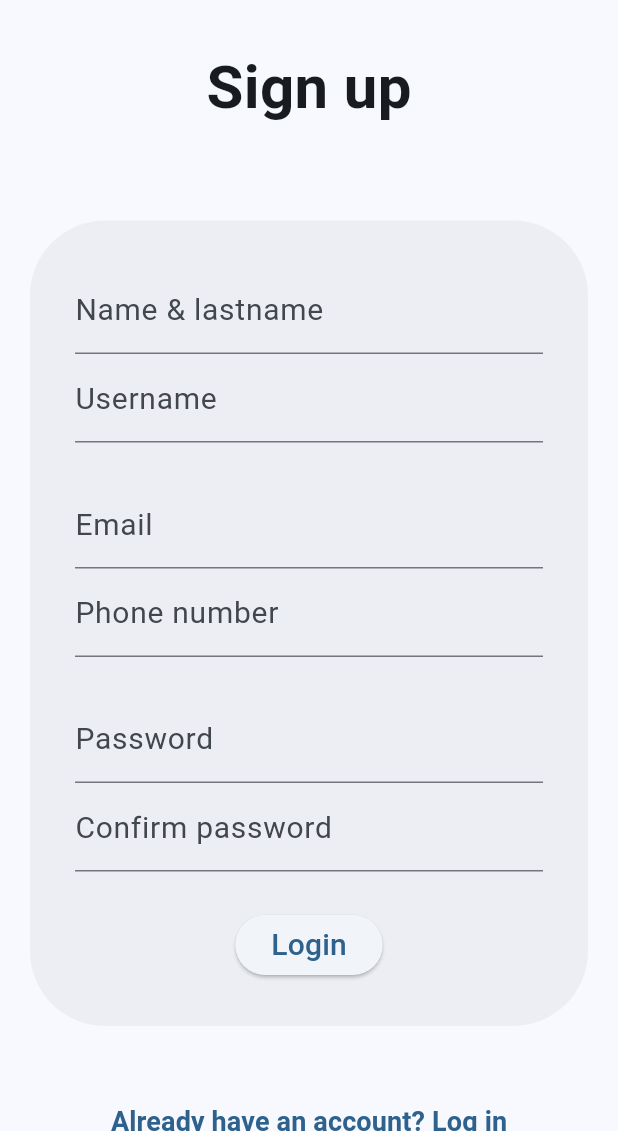
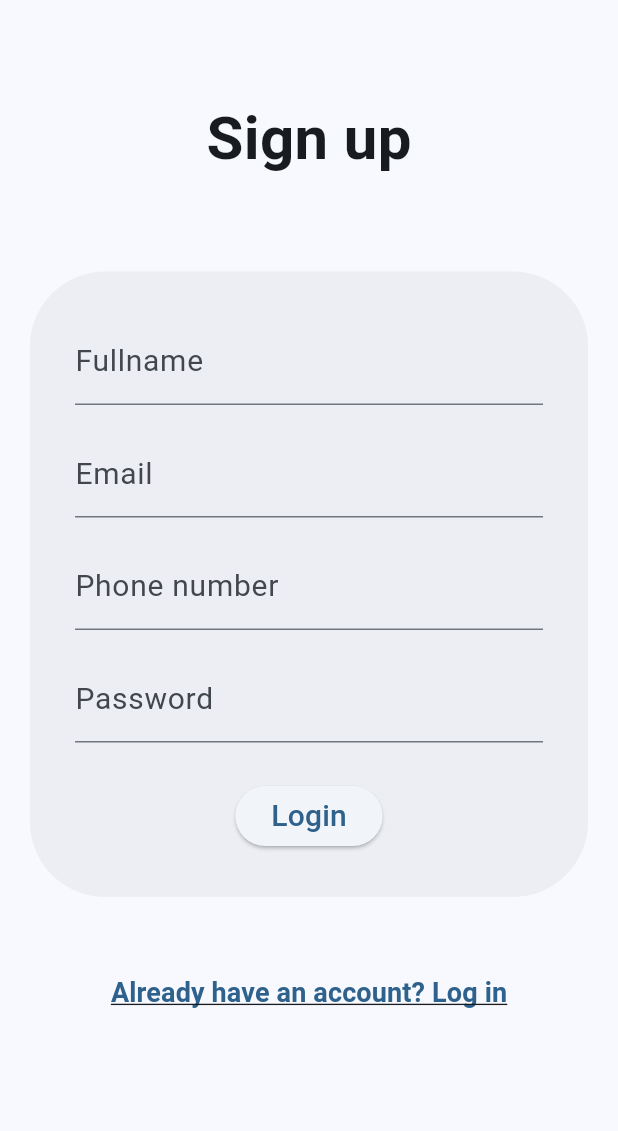
Before and after one commit to findflow-app/flutter_mobile_app, a Flutter app: the SignupScreen screen opened directly, on a phone screen of 412 x 824 dp, the part 105-1236 px from its top. Run offline on Flutter 3.47's test engine with Material 3 defaults, Android fonts, the light colour scheme and no system bars; our stand-ins replace dio, flutter_blue_plus, flutter_riverpod, flutter_secure_storage, freezed_annotation, permission_handler; missing offline and left inert: flutter_foreground_task; accounts and stored records are empty.

Commit message:
:sparkles: Makes login forms even better

```diff
--- /dev/null
+++ b/lib/components/fullscreen_view.dart
@@ -0,0 +1,18 @@
+import 'package:flutter/material.dart';
+
+class FullscreenView extends StatelessWidget {
+  final Widget child;
+  const FullscreenView({super.key, required this.child});
+
+  @override
+  Widget build(BuildContext context) {
+    return CustomScrollView(
+      slivers: [
+        SliverFillRemaining(
+          hasScrollBody: false,
+          child: child,
+        ),
+      ],
+    );
+  }
+}
--- a/lib/login_page/sign_up_page.dart
+++ b/lib/login_page/sign_up_page.dart
@@ -1,8 +1,42 @@
+import 'package:findflow_mobile/components/fullscreen_view.dart';
+import 'package:findflow_mobile/login_page/login_page.dart';
+import 'package:findflow_mobile/providers.dart';
+import 'package:findflow_mobile/services/user_service.dart';
 import 'package:findflow_mobile/themes/theme_manager.dart';
 import 'package:flutter/material.dart';
+import 'package:flutter_riverpod/flutter_riverpod.dart';
 
-class SignupScreen extends StatelessWidget {
+class SignupScreen extends ConsumerStatefulWidget {
   const SignupScreen({Key? key}) : super(key: key);
+
+  @override
+  ConsumerState<SignupScreen> createState() => _SignupScreenState();
+}
+
+class _SignupScreenState extends ConsumerState<SignupScreen> {
+  TextEditingController _fullnameController = TextEditingController();
+  TextEditingController _emailController = TextEditingController();
+  TextEditingController _phoneNumberController = TextEditingController();
+  TextEditingController _passwordController = TextEditingController();
+
+  @override
+  void dispose() {
+    _fullnameController.dispose();
+    _emailController.dispose();
+    _phoneNumberController.dispose();
+    _passwordController.dispose();
+
+    super.dispose();
+  }
+
+  void handleSignup() {
+    ref.watch(authServiceProvider.notifier).signUp(
+          _emailController.text,
+          _passwordController.text,
+          _fullnameController.text,
+          _phoneNumberController.text,
+        );
+  }
 
   @override
   Widget build(BuildContext context) {
@@ -11,10 +45,10 @@ class SignupScreen extends StatelessWidget {
         centerTitle: true,
         toolbarHeight: 100,
         title: Image.asset("assets/images/find_flow_logo.png",
-            height: 40,
-            color: Theme.of(context).colorScheme.primary),
+            height: 40, color: Theme.of(context).colorScheme.primary),
       ),
-      body: Center(
+      body: FullscreenView(
+        child: Center(
           child: Column(
             children: [
               Expanded(
@@ -31,55 +65,49 @@ class SignupScreen extends StatelessWidget {
                   child: DecoratedBox(
                     decoration: BoxDecoration(
                       color: Theme.of(context).colorScheme.surfaceContainer,
-                    borderRadius: const BorderRadius.all(Radius.circular(50.0)),
+                      borderRadius:
+                          const BorderRadius.all(Radius.circular(50.0)),
                     ),
                     child: Padding(
                       padding: const EdgeInsets.all(30.0),
                       child: Column(
                         mainAxisAlignment: MainAxisAlignment.center,
                         children: [
-                        const TextField(
-                          decoration: InputDecoration(
-                            labelText: 'Name & lastname',
+                          TextField(
+                            controller: _fullnameController,
+                            decoration: const InputDecoration(
+                              labelText: 'Fullname',
                               labelStyle: TextStyle(fontSize: 20),
                             ),
                           ),
-                        const TextField(
-                          decoration: InputDecoration(
-                            labelText: 'Username',
-                            labelStyle: TextStyle(fontSize: 20),
-                          ),
-                        ),
-                        const SizedBox(height: 25),
-                        const TextField(
-                          decoration: InputDecoration(
+                          const SizedBox(height: 16),
+                          TextField(
+                            controller: _emailController,
+                            decoration: const InputDecoration(
                               labelText: 'Email',
                               labelStyle: TextStyle(fontSize: 20),
                             ),
                           ),
-                        const TextField(
-                          decoration: InputDecoration(
+                          const SizedBox(height: 16),
+                          TextField(
+                            controller: _phoneNumberController,
+                            decoration: const InputDecoration(
                               labelText: 'Phone number',
                               labelStyle: TextStyle(fontSize: 20),
                             ),
                           ),
-                        const SizedBox(height: 25),
-                        const TextField(
+                          const SizedBox(height: 16),
+                          TextField(
+                            controller: _passwordController,
                             obscureText: true,
-                          decoration: InputDecoration(
+                            decoration: const InputDecoration(
                               labelText: 'Password',
-                            labelStyle: TextStyle(fontSize: 20),
-                          ),
-                        ),
-                        const TextField(
-                          decoration: InputDecoration(
-                            labelText: 'Confirm password',
                               labelStyle: TextStyle(fontSize: 20),
                             ),
                           ),
                           const SizedBox(height: 25),
                           ElevatedButton(
-                          onPressed: () {},
+                            onPressed: handleSignup,
                             child: const Text('Login',
                                 style: TextStyle(fontSize: 20)),
                           ),
@@ -94,8 +122,8 @@ class SignupScreen extends StatelessWidget {
               ),
               Container(
                 child: TextButton(
-                  onPressed: () => Navigator.pop(context),
-                  child: Text("Already have an account? Log in",
+                    onPressed: () => Navigator.of(context).pop(),
+                    child: const Text("Already have an account? Log in",
                         style: TextStyle(
                             fontSize: 18,
                             fontWeight: FontWeight.bold,
@@ -108,6 +136,7 @@ class SignupScreen extends StatelessWidget {
             ],
           ),
         ),
+      ),
     );
   }
 }
--- a/lib/repos/auth_repository.dart
+++ b/lib/repos/auth_repository.dart
@@ -46,7 +46,7 @@ class AuthRepository {
 
   Future<String> signUp(
       String email, String password, String name, String? phone) async {
-    final response = await _dio.post('/signup', data: {
+    final response = await _dio.post('/register', data: {
       'email': email,
       'password': password,
       'name': name,
```
Also changed, not shown: lib/auth_builder.dart (+8 -5 lines), lib/login_page/login_page.dart (+7 -4 lines), lib/main_page/main_page.dart (+10 -9 lines), lib/services/user_service.dart (+8 -2 lines). Lines whose indentation alone changed are shown as unchanged.
